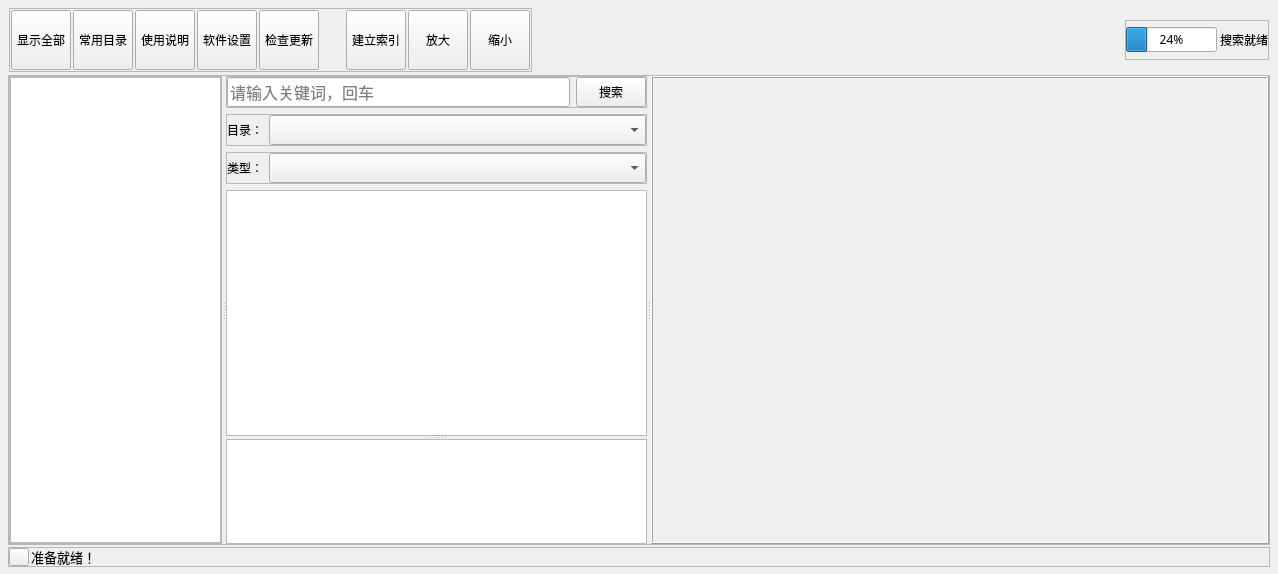
Qt form MainWindow.ui (Gaoyongxian666/OpenSearcher) before a commit.
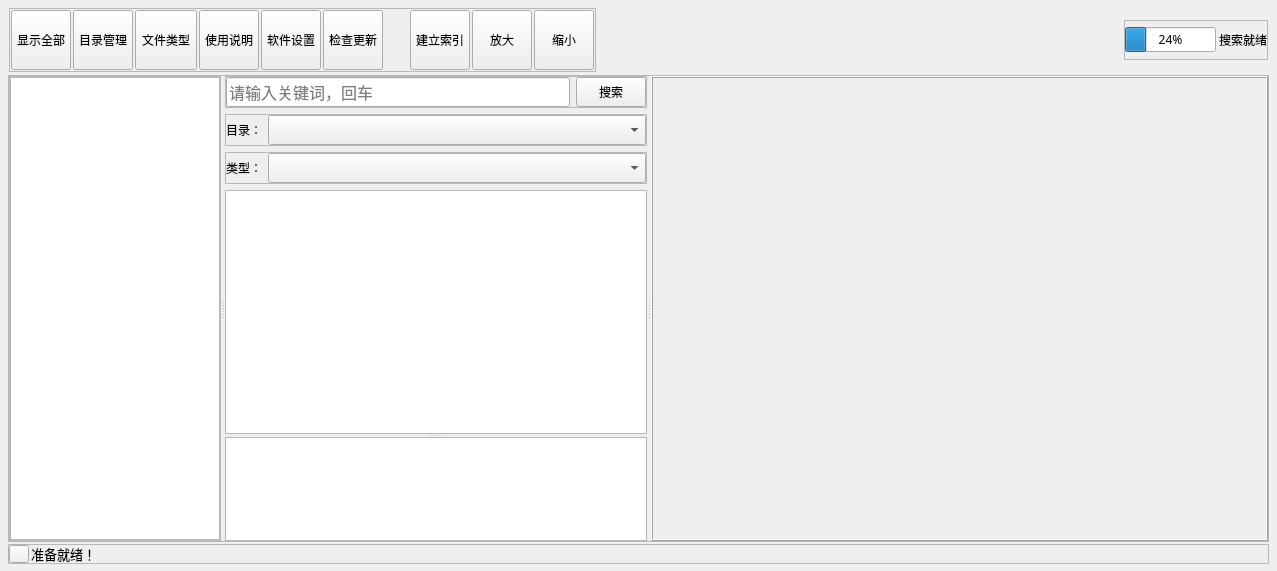
The same form after that commit. Icons and pictures are not drawn. Custom widgets are drawn as their Qt base class.

Diff of the .ui file:
```diff
--- a/MainWindow.ui
+++ b/MainWindow.ui
@@ -6,8 +6,8 @@
    <rect>
     <x>0</x>
     <y>0</y>
-    <width>1278</width>
-    <height>574</height>
+    <width>1277</width>
+    <height>571</height>
    </rect>
   </property>
   <property name="windowTitle">
@@ -224,7 +224,7 @@
                 </font>
                </property>
                <property name="text">
-                <string>常用目录</string>
+                <string>目录管理</string>
                </property>
                <property name="icon">
                 <iconset resource="icon.qrc">
@@ -241,6 +241,32 @@
                </property>
               </widget>
              </item>
+             <item>
+              <widget class="QToolButton" name="types_button">
+               <property name="minimumSize">
+                <size>
+                 <width>60</width>
+                 <height>60</height>
+                </size>
+               </property>
+               <property name="text">
+                <string>文件类型</string>
+               </property>
+               <property name="icon">
+                <iconset resource="icon.qrc">
+                 <normaloff>:/icon/icon/types.png</normaloff>:/icon/icon/types.png</iconset>
+               </property>
+               <property name="iconSize">
+                <size>
+                 <width>35</width>
+                 <height>35</height>
+                </size>
+               </property>
+               <property name="toolButtonStyle">
+                <enum>Qt::ToolButtonTextUnderIcon</enum>
+               </property>
+              </widget>
+             </item>
              <item>
               <widget class="QToolButton" name="help_button">
                <property name="minimumSize">
```
Left out of the diff: 6 changed lines with no effect on the pictures.
